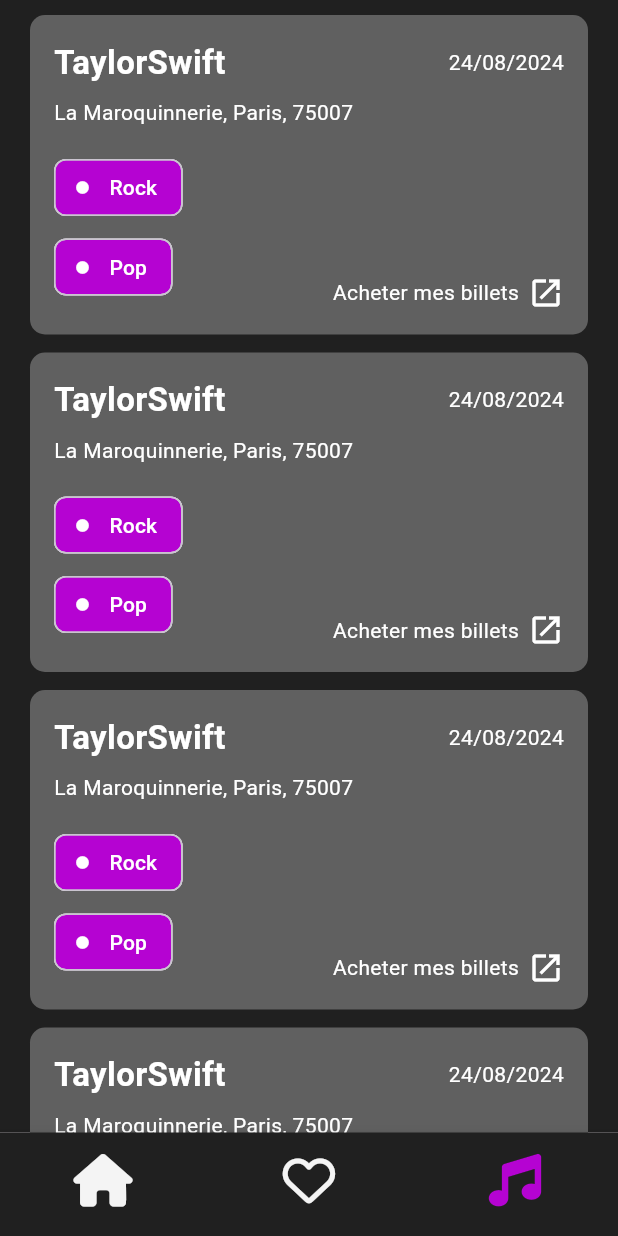
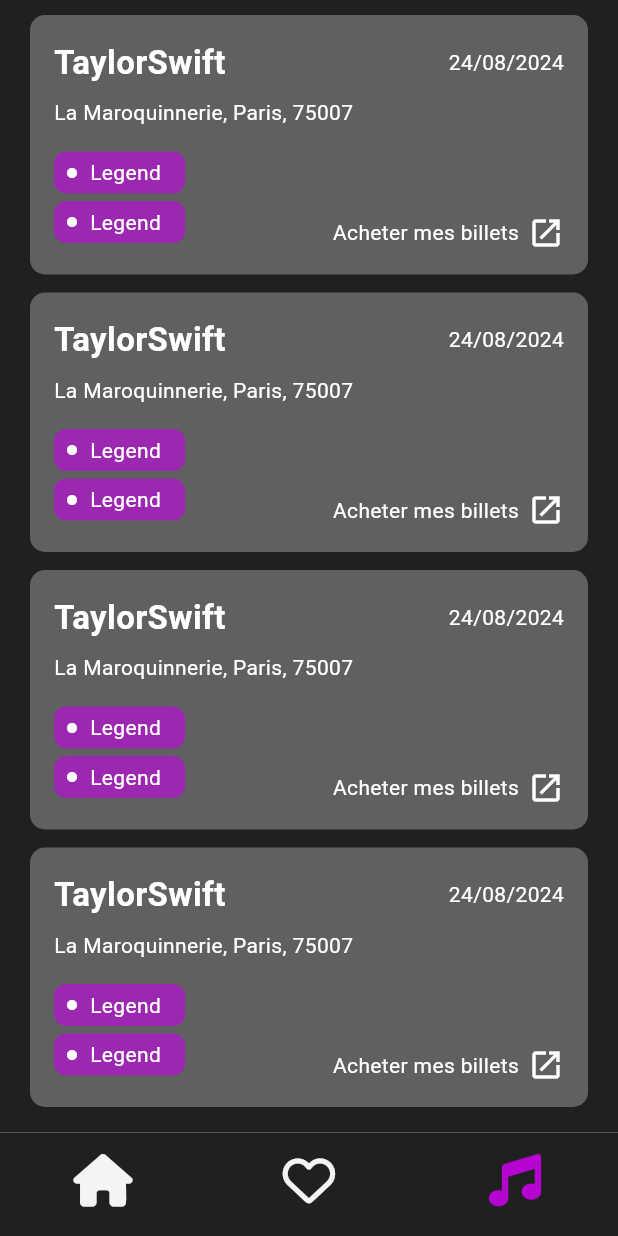
Before and after one commit to SarahOtmane/SpotifyTest, a Flutter app: the screen it shows after launch, item 3 of the bottom bar chosen, after a tap on "Acheter mes billets", on a phone screen of 412 x 824 dp. Run offline on Flutter 3.47's test engine with Material 3 defaults, Android fonts, the phone set to English and light mode, and no system bars; our stand-ins replace flutter_dotenv, font_awesome_flutter.

Commit message:
fix merge

```diff
--- a/lib/components/artistCard.dart
+++ b/lib/components/artistCard.dart
@@ -1,5 +1,6 @@
 import 'package:flutter/material.dart';
 import '../components/color.dart';
+import 'package:spotify/components/Genre.dart';
 
 class ArtistCard extends StatelessWidget {
   final String artistName;
@@ -21,48 +22,43 @@ class ArtistCard extends StatelessWidget {
     return GestureDetector(
       onTap: onTap,
       child: Container(
-        margin: EdgeInsets.only(top: 10.0, left: 20.0, right: 20.0, bottom: 2.0),
+        margin: const EdgeInsets.only(
+            top: 10.0, left: 20.0, right: 20.0, bottom: 2.0),
         decoration: BoxDecoration(
           color: AppColors.grey,
           borderRadius: BorderRadius.circular(10),
         ),
-        padding: EdgeInsets.only(top: 20.0, left: 10.0, right: 10.0, bottom: 20.0),
+        padding: const EdgeInsets.only(
+            top: 20.0, left: 10.0, right: 10.0, bottom: 20.0),
         child: Row(
           children: [
-            SizedBox(width: 10),
+            const SizedBox(width: 10),
             CircleAvatar(
-              backgroundImage: NetworkImage(imageUrl),
-              radius: 30,
+              backgroundImage: AssetImage(
+                  imageUrl), // Utilisation de AssetImage pour charger l'image depuis assets
+              radius: 30, // Rayon du cercle
             ),
-            SizedBox(width: 10),
+            const SizedBox(width: 10),
             Expanded(
               child: Column(
                 crossAxisAlignment: CrossAxisAlignment.start,
                 children: [
                   Text(
                     artistName,
-                    style: TextStyle(color: AppColors.white, fontSize: 18),
+                    style:
+                        const TextStyle(color: AppColors.white, fontSize: 18),
                   ),
-                  SizedBox(height: 5),
+                  const SizedBox(height: 5),
                   Wrap(
                     spacing: 5.0,
                     runSpacing: 5.0,
-                    children: genres.map((genre) => Chip(
-                      avatar: Icon(
-                        Icons.circle,
-                        color: Colors.white,
-                        size: 10,
-                      ),
-                      label: Text(capitalize(genre)),
-                      backgroundColor: AppColors.primary,
-                      labelStyle: TextStyle(color: Colors.white),
-                    )).toList(),
+                    children: genres.map((genre) => const Genre()).toList(),
                   )
                 ],
               ),
             ),
-            Icon(Icons.arrow_forward, color: AppColors.white),
-            SizedBox(width: 10),
+            const Icon(Icons.arrow_forward, color: AppColors.white),
+            const SizedBox(width: 10),
           ],
         ),
       ),
--- a/lib/components/artistConcertCard.dart
+++ b/lib/components/artistConcertCard.dart
@@ -1,4 +1,5 @@
 import 'package:flutter/material.dart';
+import 'package:spotify/components/Genre.dart';
 import '../components/color.dart';
 
 class ArtistConcertCard extends StatelessWidget {
@@ -10,7 +11,8 @@ class ArtistConcertCard extends StatelessWidget {
   final VoidCallback onTap;
   final bool showGenres;
 
-  ArtistConcertCard({
+  const ArtistConcertCard({
+    super.key,
     required this.concertName,
     required this.genres,
     required this.date,
@@ -25,12 +27,13 @@ class ArtistConcertCard extends StatelessWidget {
   @override
   Widget build(BuildContext context) {
     return Container(
-      margin: EdgeInsets.only(top: 10.0, left: 20.0, right: 20.0, bottom: 2.0),
+      margin: const EdgeInsets.only(
+          top: 10.0, left: 20.0, right: 20.0, bottom: 2.0),
       decoration: BoxDecoration(
         color: AppColors.grey,
         borderRadius: BorderRadius.circular(10),
       ),
-      padding: EdgeInsets.all(16),
+      padding: const EdgeInsets.all(16),
       child: Column(
         crossAxisAlignment: CrossAxisAlignment.start,
         children: [
@@ -39,7 +42,7 @@ class ArtistConcertCard extends StatelessWidget {
             children: [
               Text(
                 concertName,
-                style: TextStyle(
+                style: const TextStyle(
                   color: Colors.white,
                   fontSize: 22,
                   fontWeight: FontWeight.bold,
@@ -47,22 +50,22 @@ class ArtistConcertCard extends StatelessWidget {
               ),
               Text(
                 date,
-                style: TextStyle(
+                style: const TextStyle(
                   color: Colors.white,
                   fontSize: 14,
                 ),
               ),
             ],
           ),
-          SizedBox(height: 8),
+          const SizedBox(height: 8),
           Text(
             lieux,
-            style: TextStyle(
+            style: const TextStyle(
               color: Colors.white,
               fontSize: 14,
             ),
           ),
-          SizedBox(height: 16),
+          const SizedBox(height: 16),
           Row(
             crossAxisAlignment: CrossAxisAlignment.end,
             children: [
@@ -70,26 +73,19 @@ class ArtistConcertCard extends StatelessWidget {
                 Expanded(
                   child: Column(
                     crossAxisAlignment: CrossAxisAlignment.start,
-                    children: genres.map((genre) => Padding(
-                      padding: const EdgeInsets.only(bottom: 5),
-                      child: Chip(
-                        avatar: Icon(
-                          Icons.circle,
-                          color: Colors.white,
-                          size: 10,
-                        ),
-                        label: Text(capitalize(genre)),
-                        backgroundColor: AppColors.primary,
-                        labelStyle: TextStyle(color: Colors.white),
-                      ),
-                    )).toList(),
+                    children: genres
+                        .map((genre) => const Padding(
+                              padding: EdgeInsets.only(bottom: 5),
+                              child: Genre(),
+                            ))
+                        .toList(),
                   ),
                 )
               else
-                Spacer(),
+                const Spacer(),
               GestureDetector(
                 onTap: onTap,
-                child: Row(
+                child: const Row(
                   mainAxisSize: MainAxisSize.min,
                   children: [
                     Text(
--- a/lib/components/artistImageCard.dart
+++ b/lib/components/artistImageCard.dart
@@ -1,5 +1,5 @@
 import 'package:flutter/material.dart';
-import '../components/color.dart'; // Assurez-vous d'importer vos couleurs depuis votre fichier color.dart
+import 'package:spotify/components/color.dart';
 
 class ArtistImageCard extends StatelessWidget {
   final String artistName;
@@ -43,7 +43,7 @@ class ArtistImageCard extends StatelessWidget {
                       bottomRight:
                           Radius.circular(5), // Coin inférieur droit arrondi
                     ),
-                    color: Colors.grey.withOpacity(0.9),
+                    color: AppColors.darkGrey.withOpacity(0.6),
                   ),
                   child: Center(
                     child: Text(
--- /dev/null
+++ b/lib/components/genre.dart
@@ -0,0 +1,32 @@
+import 'package:flutter/material.dart';
+
+class Genre extends StatelessWidget {
+  const Genre({super.key});
+
+  @override
+  Widget build(BuildContext context) {
+    return Row(
+      children: [
+        Container(
+          decoration: BoxDecoration(
+            color: Colors.purple,
+            borderRadius: BorderRadius.circular(8),
+          ),
+          padding: const EdgeInsets.symmetric(vertical: 4.0, horizontal: 8.0),
+          child: const Row(
+            children: [
+              Icon(Icons.circle, color: Colors.white, size: 8),
+              SizedBox(width: 8),
+              Text('Legend',
+                  style: TextStyle(
+                    color: Colors.white,
+                  ),
+                  textAlign: TextAlign.center),
+              SizedBox(width: 8),
+            ],
+          ),
+        ),
+      ],
+    );
+  }
+}
--- a/lib/data/artistData.dart
+++ b/lib/data/artistData.dart
@@ -1,4 +1,3 @@
-
 class Artist {
   final String imageName;
   final String name;
@@ -13,12 +12,12 @@ class Artist {
 
 List<Artist> artists = [
   Artist(
-    imageName: 'url',
+    imageName: '../../assets/images/taylorSwift.jpg',
     name: 'TaylorSwift',
     genre: ['rock', 'pop'],
   ),
   Artist(
-    imageName: 'url',
+    imageName: '../../assets/images/taylorSwift.jpg',
     name: 'Ed Sheeran',
     genre: ['jaz', 'pop'],
   ),
--- a/lib/main.dart
+++ b/lib/main.dart
@@ -3,7 +3,8 @@ import 'package:flutter/material.dart';
 import 'package:flutter_dotenv/flutter_dotenv.dart';
 import 'screen/device.dart';
 
-void main() {
+void main() async {
+  await dotenv.load(fileName: ".env");
   runApp(const MainApp());
 }
 
--- a/lib/screen/device.dart
+++ b/lib/screen/device.dart
@@ -15,7 +15,7 @@ class _DeviceScreenState extends State<DeviceScreen> {
   int _currentScreen = 0;
   final List<Widget> _screenList = [
     HomeScreen(),
-    const LikeScreen(),
+    LikeScreen(),
     ConcertsScreen(),
   ];
 
@@ -34,9 +34,12 @@ class _DeviceScreenState extends State<DeviceScreen> {
         showSelectedLabels: false,
         showUnselectedLabels: false,
         items: const [
-          BottomNavigationBarItem(icon: FaIcon(FontAwesomeIcons.house), label: 'Home'),
-          BottomNavigationBarItem(icon: FaIcon(FontAwesomeIcons.heart), label: 'Artists likés'),
-          BottomNavigationBarItem(icon: Icon(FontAwesomeIcons.music), label: 'Concerts')
+          BottomNavigationBarItem(
+              icon: FaIcon(FontAwesomeIcons.house), label: 'Home'),
+          BottomNavigationBarItem(
+              icon: FaIcon(FontAwesomeIcons.heart), label: 'Artists likés'),
+          BottomNavigationBarItem(
+              icon: Icon(FontAwesomeIcons.music), label: 'Concerts')
         ],
       ),
     );
--- a/lib/services/event.dart
+++ b/lib/services/event.dart
@@ -1,4 +1,3 @@
-import 'package:flutter_test/flutter_test.dart';
 import 'fetch_api.dart';
 
 // fetch all event with concerns one artist
```
Also changed, not shown: lib/screen/home.dart (+13 -12 lines), lib/screen/like.dart (+24 -45 lines), pubspec.lock.
